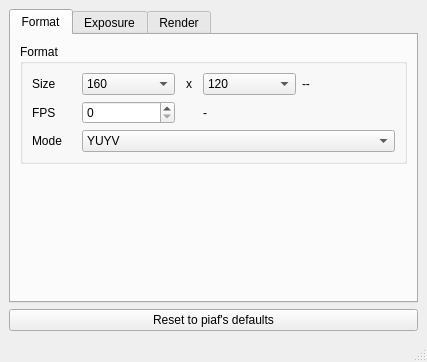
Above: main/tools/ui/vidacqsettingswindow.ui from cseyve/piaf before the change. Below: the same form after it.
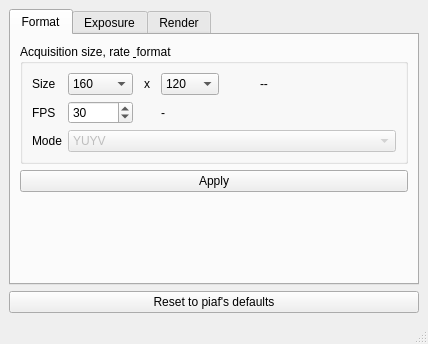
That is the form after the change. Icons and pictures are not drawn.

Commit message: V4L2 settings: change acquisition size while running

What changed in the file:
```diff
--- a/main/tools/ui/vidacqsettingswindow.ui
+++ b/main/tools/ui/vidacqsettingswindow.ui
@@ -6,8 +6,8 @@
    <rect>
     <x>0</x>
     <y>0</y>
-    <width>427</width>
-    <height>362</height>
+    <width>428</width>
+    <height>344</height>
    </rect>
   </property>
   <property name="windowTitle">
@@ -32,7 +32,7 @@
         <item>
          <widget class="QGroupBox" name="formatGroupBox">
           <property name="title">
-           <string>Format</string>
+           <string>Acquisition size, rate &amp; format</string>
           </property>
           <layout class="QGridLayout" name="gridLayout_3">
            <item row="0" column="0">
@@ -148,8 +148,11 @@
              </property>
             </widget>
            </item>
-           <item row="4" column="1" colspan="7">
+           <item row="4" column="1" colspan="9">
             <widget class="QComboBox" name="formatComboBox">
+             <property name="enabled">
+              <bool>false</bool>
+             </property>
              <property name="statusTip">
               <string>Format mode: YUV, MJPEG...</string>
              </property>
@@ -173,16 +176,31 @@
                <verstretch>0</verstretch>
               </sizepolicy>
              </property>
+             <property name="statusTip">
+              <string>Preferred acquisition framerate</string>
+             </property>
+             <property name="value">
+              <number>30</number>
+             </property>
             </widget>
            </item>
-           <item row="3" column="4" colspan="2">
-            <widget class="QLabel" name="fpsLabel">
+           <item row="0" column="6" colspan="4">
+            <widget class="QLabel" name="sizeLabel">
+             <property name="sizePolicy">
+              <sizepolicy hsizetype="Preferred" vsizetype="Preferred">
+               <horstretch>0</horstretch>
+               <verstretch>0</verstretch>
+              </sizepolicy>
+             </property>
+             <property name="statusTip">
+              <string>Effective size</string>
+             </property>
              <property name="text">
-              <string>-</string>
+              <string>--</string>
              </property>
             </widget>
            </item>
-           <item row="0" column="4" colspan="2">
+           <item row="0" column="4">
             <widget class="QComboBox" name="heightComboBox">
              <property name="sizePolicy">
               <sizepolicy hsizetype="Preferred" vsizetype="Fixed">
@@ -252,25 +270,33 @@
              </item>
             </widget>
            </item>
-           <item row="0" column="6" colspan="2">
-            <widget class="QLabel" name="sizeLabel">
-             <property name="sizePolicy">
-              <sizepolicy hsizetype="Preferred" vsizetype="Preferred">
-               <horstretch>0</horstretch>
-               <verstretch>0</verstretch>
-              </sizepolicy>
-             </property>
+           <item row="3" column="4" colspan="6">
+            <widget class="QLabel" name="fpsLabel">
              <property name="statusTip">
               <string>effective size</string>
              </property>
              <property name="text">
-              <string>--</string>
+              <string>-</string>
              </property>
             </widget>
            </item>
           </layout>
          </widget>
         </item>
+        <item>
+         <widget class="QPushButton" name="applySizeButton">
+          <property name="statusTip">
+           <string>Apply to device</string>
+          </property>
+          <property name="text">
+           <string>Apply</string>
+          </property>
+          <property name="icon">
+           <iconset resource="../../piaf.qrc">
+            <normaloff>:/images/16x16/dialog-ok-apply.png</normaloff>:/images/16x16/dialog-ok-apply.png</iconset>
+          </property>
+         </widget>
+        </item>
         <item>
          <spacer name="verticalSpacer_2">
           <property name="orientation">
```
Left out of the diff: 50 changed lines with no effect on the pictures. The commit also changes 17 other files.
